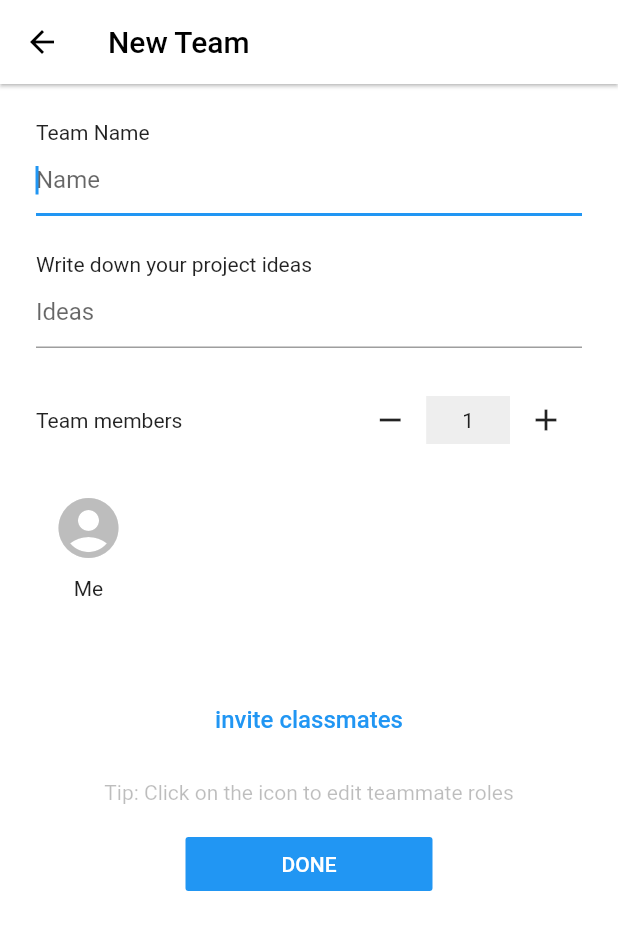
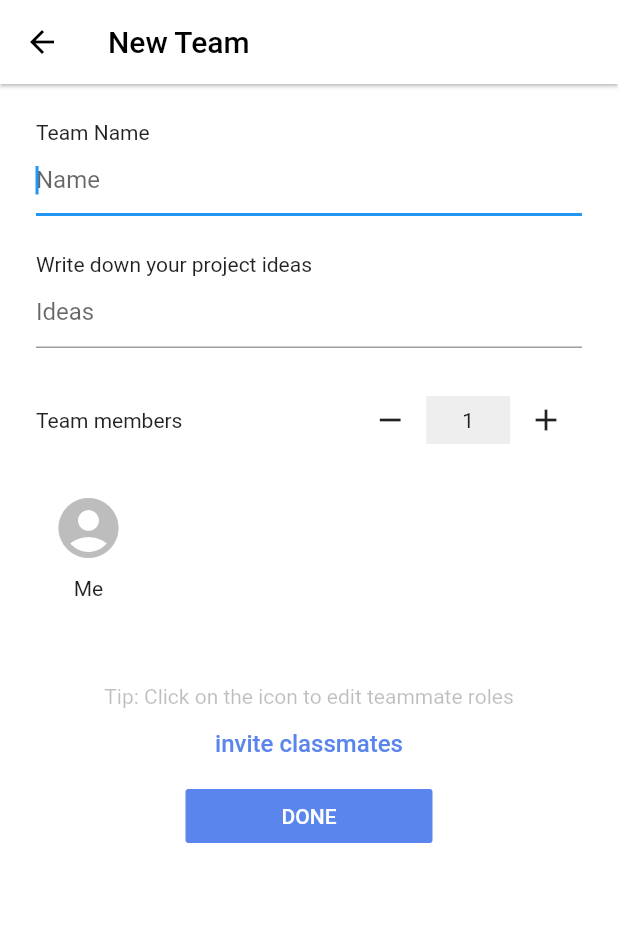
Before and after one commit to liuxugt/teamup_flutter_application, a Flutter app: the ProposeTeamPage screen opened directly with empty values, on a phone screen of 412 x 824 dp. Shown: the top 930 px of the screen. Run offline on Flutter 3.47's test engine with Material 2 defaults, Android fonts, the phone set to English and light mode, and no system bars; our stand-ins replace cloud_firestore, firebase_auth, firebase_storage, image_picker; accounts and stored records are empty.

Commit message:
Home initial index, Moved tips in propose team, added colors and padding to team list

```diff
--- a/lib/pages/home_page.dart
+++ b/lib/pages/home_page.dart
@@ -11,6 +11,7 @@ class HomePage extends StatelessWidget {
   Widget build(BuildContext context) {
     return DefaultTabController(
       length: 3,
+      initialIndex: 1,
       child: Scaffold(
         appBar: AppBar(
           title: Text(ScopedModel.of<UserModel>(context, rebuildOnChange: true)
@@ -20,12 +21,14 @@ class HomePage extends StatelessWidget {
           ],
         ),
         bottomNavigationBar: TabBar(
+
           tabs: <Widget>[
             Tab(icon: Icon(Icons.person), child: Text("Classmates"),),
             Tab(icon: Icon(Icons.group), child: Text("Teams"),),
             Tab(icon: Icon(Icons.mail), child: Text("Inbox"),),
           ],
-          labelColor: Colors.blue,
+          labelColor: Color.fromRGBO(90, 133, 236, 1.0),
+          indicatorColor: Color.fromRGBO(90, 133, 236, 1.0),
           unselectedLabelColor: Colors.grey,
         ),
         body: TabBarView(
--- a/lib/pages/propose_team_page.dart
+++ b/lib/pages/propose_team_page.dart
@@ -88,9 +88,9 @@ class _ProposeTeamPageState extends State<ProposeTeamPage> {
             _makeTeamMateCounter(),
             _makeTeamMateIconList(),
 //            _makeTeamPreferenceInput(),
+            _makeTips(),
             _makeInviteClassmatesButton(),
             _makeInvitedUsersList(),
-            _makeTips(),
             _makeError(),
             _makeFinishButton(),
           ],
@@ -270,7 +270,7 @@ class _ProposeTeamPageState extends State<ProposeTeamPage> {
           onPressed: () => _openInviteTeamMates(context),
           child: Text(
             'invite classmates',
-            style: TextStyle(color: Colors.blue, fontSize: 16.0),
+            style: TextStyle(color: Color.fromRGBO(90, 133, 236, 1.0), fontSize: 16.0),
           )),
     );
   }
@@ -307,7 +307,7 @@ class _ProposeTeamPageState extends State<ProposeTeamPage> {
 
   Widget _makeTips() {
     return Padding(
-      padding: const EdgeInsets.symmetric(horizontal: 24.0, vertical: 16.0),
+      padding: const EdgeInsets.symmetric(horizontal: 24.0),
       child: Center(
         child: Text(
           'Tip: Click on the icon to edit teammate roles',
@@ -392,7 +392,7 @@ class _ProposeTeamPageState extends State<ProposeTeamPage> {
                     const EdgeInsets.symmetric(horizontal: 48.0, vertical: 8.0),
                 child: Text('DONE'),
               ),
-              color: Colors.blue,
+              color: Color.fromRGBO(90, 133, 236, 1.0),
               textColor: Colors.white,
             ),
     );
--- a/lib/widgets/teams_list.dart
+++ b/lib/widgets/teams_list.dart
@@ -89,11 +89,12 @@ class TeamsList extends StatelessWidget {
 //                color: Color.fromRGBO(245, 245, 245, 1)
             ),
             child: ListTile(
+              contentPadding: EdgeInsets.symmetric(vertical: 16.0, horizontal: 16.0),
                 isThreeLine: true,
                 title: Text(team.name,
                     style: TextStyle(color: Colors.white, fontSize: 14)),
                 subtitle: Padding(
-                  padding: const EdgeInsets.only(top: 14),
+                  padding: const EdgeInsets.only(top: 18),
                   child: Text(team.description, style: TextStyle(color: Colors.white, fontWeight: FontWeight.bold, fontSize: 16),),
                 ),
                 onTap: () {
@@ -152,7 +153,7 @@ class TeamsList extends StatelessWidget {
                             child: const Text(
                               'Propose a new Team',
                             ),
-                            color: Colors.blue,
+                            color: Color.fromRGBO(90, 133, 236, 1.0),
                             textColor: Colors.white,
                             onPressed: () {
                               int courseGroupSize = ScopedModel.of<UserModel>(
```
